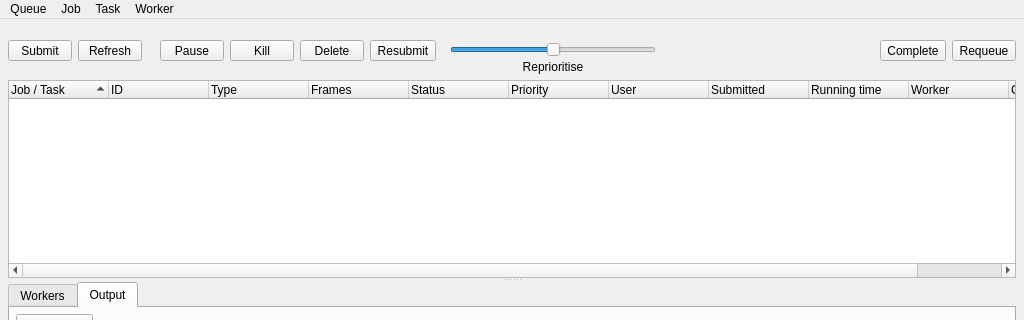
all-in-one-of/renderqueue, file renderqueue/renderqueue.ui: the form before one commit; both pictures show x 0 to 1024 and y 0 to 320 of the 1024 by 576 pixel window.
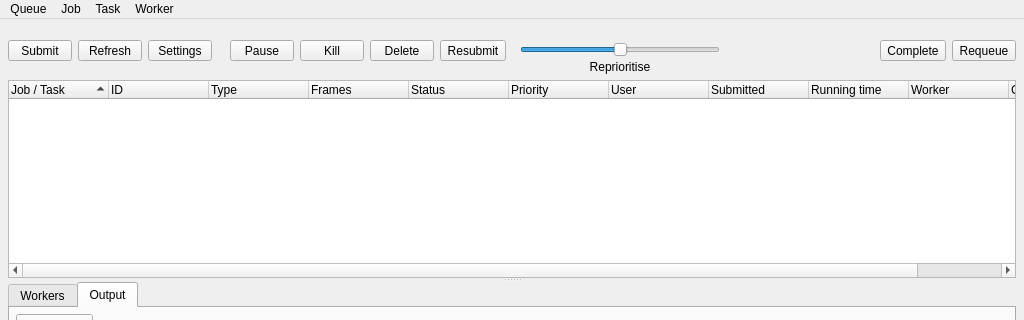
The form after the commit. Icons and pictures are not drawn.

Commit message: Adding settings dialog.

Diff of the .ui file:
```diff
--- a/renderqueue/renderqueue.ui
+++ b/renderqueue/renderqueue.ui
@@ -103,6 +103,38 @@
             </property>
            </widget>
           </item>
+          <item>
+           <widget class="QToolButton" name="settings_toolButton">
+            <property name="minimumSize">
+             <size>
+              <width>64</width>
+              <height>0</height>
+             </size>
+            </property>
+            <property name="toolTip">
+             <string>&lt;html&gt;&lt;head/&gt;&lt;body&gt;&lt;p&gt;&lt;span style=&quot; font-weight:600;&quot;&gt;Submit a new render job&lt;/span&gt;&lt;/p&gt;&lt;p&gt;Maya and Nuke render jobs are supported.&lt;/p&gt;&lt;/body&gt;&lt;/html&gt;</string>
+            </property>
+            <property name="statusTip">
+             <string>Submit a new render job.</string>
+            </property>
+            <property name="text">
+             <string>Settings</string>
+            </property>
+            <property name="icon">
+             <iconset resource="icons.qrc">
+              <normaloff>:/icons/icons/icon_settings.png</normaloff>:/icons/icons/icon_settings.png</iconset>
+            </property>
+            <property name="iconSize">
+             <size>
+              <width>32</width>
+              <height>32</height>
+             </size>
+            </property>
+            <property name="toolButtonStyle">
+             <enum>Qt::ToolButtonTextUnderIcon</enum>
+            </property>
+           </widget>
+          </item>
          </layout>
         </widget>
        </item>
@@ -296,7 +328,7 @@
               <widget class="QSlider" name="jobPriority_slider">
                <property name="minimumSize">
                 <size>
-                 <width>100</width>
+                 <width>200</width>
                  <height>0</height>
                 </size>
                </property>
@@ -336,8 +368,11 @@
             </layout>
            </widget>
           </item>
+         </layout>
+        </widget>
+       </item>
           <item>
-           <spacer name="jobGroup_horizontalSpacer2">
+        <spacer name="renderQueueToolbar_horizontalSpacer">
             <property name="orientation">
              <enum>Qt::Horizontal</enum>
             </property>
@@ -348,9 +383,6 @@
              </size>
             </property>
            </spacer>
-          </item>
-         </layout>
-        </widget>
        </item>
        <item>
         <widget class="QFrame" name="task_frame">
```
Lines whose indentation alone changed are shown as unchanged. The commit also changes 19 other files.
